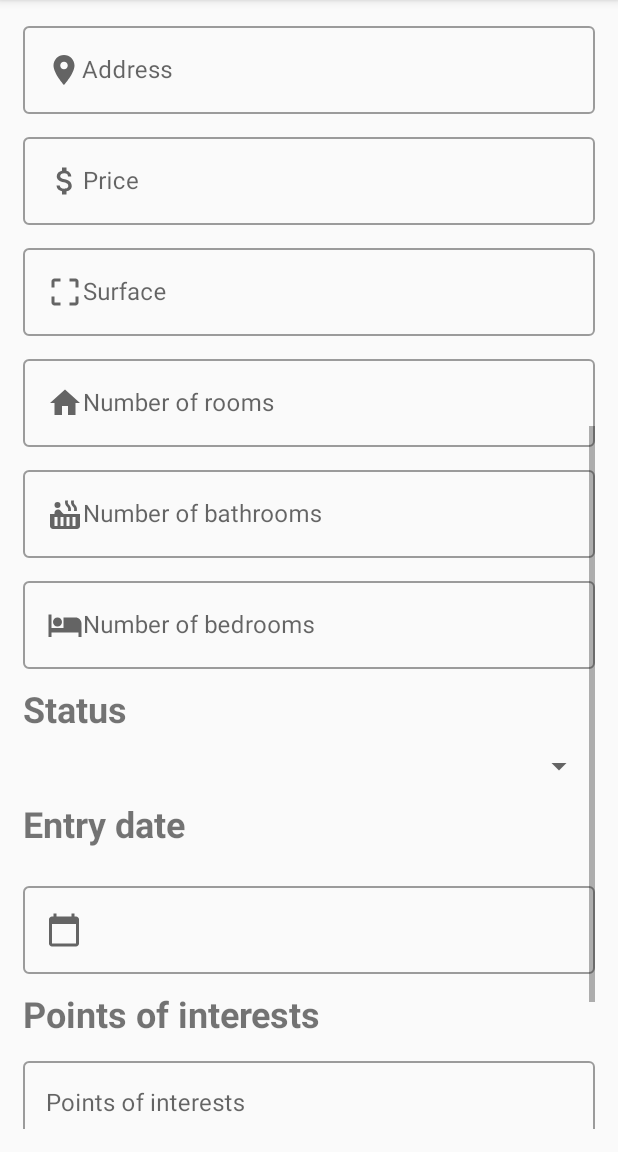
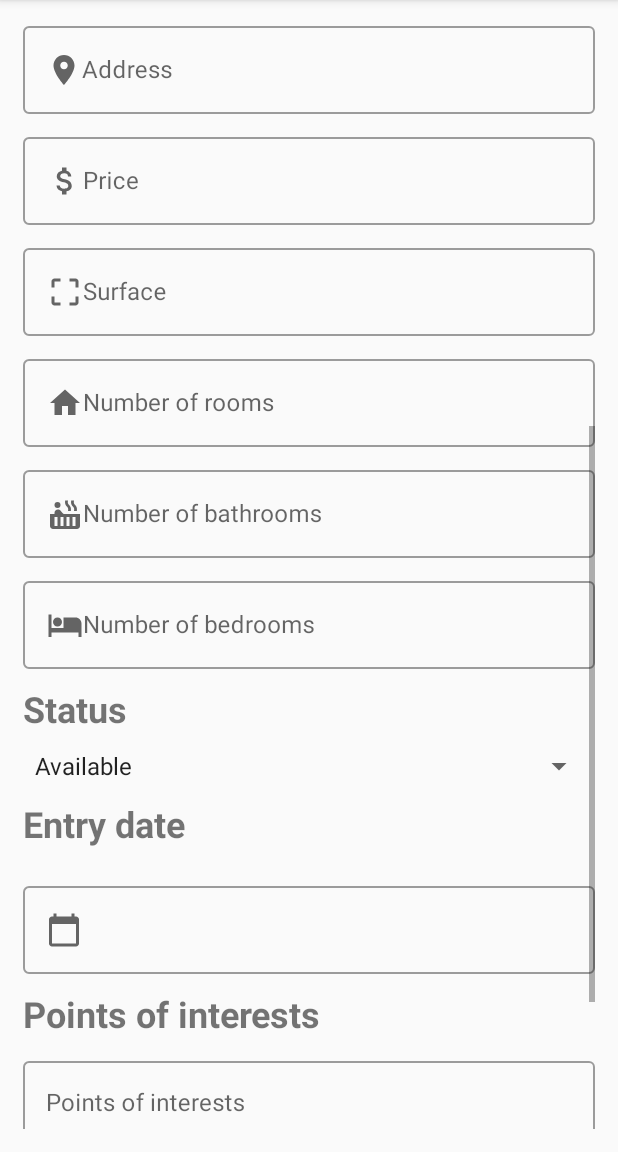
Before and after one commit to GregBiglione/Project_9, an Android app: the fragment UpdateHouseFragment shown on its own in the app's theme, scrolled down 516 dp, on a phone screen of 412 x 824 dp, the part 84-1236 px from its top. Run offline under Robolectric (Android 15) with nearby library versions, the phone set to English and light mode, and no system bars; our stand-ins replace EventBus; libraries missing offline, so code that uses them is left out: com.droidman.ktoasty; pictures from the network do not load; 14 statements that could not run were skipped.

Commit message:
Added status spinner in UpdateHouseFragment & set default value with nav args status

```diff
--- a/app/src/main/java/com/openclassrooms/realestatemanager/ui/fragments/UpdateHouseFragment.kt
+++ b/app/src/main/java/com/openclassrooms/realestatemanager/ui/fragments/UpdateHouseFragment.kt
@@ -62,7 +62,7 @@ class UpdateHouseFragment : Fragment(), PhotoChoiceDialog.GalleryListener, Photo
     private lateinit var houseSaleDateLyt: LinearLayout
     private lateinit var houseSaleDate: TextInputEditText
     //------------------- Spinner ------------------------------------------------------------------
-    private lateinit var statusSpinner: Spinner
+    //private lateinit var statusSpinner: Spinner
     private lateinit var agentsSpinner: Spinner
     private var selectedAgentId: Long = 0
     //------------------- Checkbox -----------------------------------------------------------------
@@ -83,6 +83,10 @@ class UpdateHouseFragment : Fragment(), PhotoChoiceDialog.GalleryListener, Photo
     //------------------- Neighborhood spinner -----------------------------------------------------
     private lateinit var neighborhoodSpinner: Spinner
     private lateinit var neighborhoodAdapter: ArrayAdapter<String>
+    //------------------- Status spinner -----------------------------------------------------------
+    private lateinit var statusSpinner: Spinner
+    private lateinit var statusAdapter: ArrayAdapter<String>
+    //private lateinit var houseSaleDateInputLyt: LinearLayout
 
     override fun onCreateView(inflater: LayoutInflater, container: ViewGroup?,
                               savedInstanceState: Bundle?): View? {
@@ -120,10 +124,15 @@ class UpdateHouseFragment : Fragment(), PhotoChoiceDialog.GalleryListener, Photo
         neighborhoodSpinner = view.findViewById(R.id.update_add_house_neighborhood_spinner)
         val neighborhood = resources.getStringArray(R.array.house_neighborhood)
         neighborhoodAdapter = ArrayAdapter(requireContext(), android.R.layout.simple_spinner_item, neighborhood)
+        //------------------- Status spinner -------------------------------------------------------
+        statusSpinner = view.findViewById(R.id.update_house_status_spinner)
+        val houseStatus = resources.getStringArray(R.array.house_status_array)
+        statusAdapter = ArrayAdapter(requireContext(), android.R.layout.simple_spinner_item, houseStatus)
         fillEditTexts()
         showSaleDate()
         typeSpinner()
         neighborhoodSpinner()
+        statusSpinner()
         return view
     }
 
@@ -273,14 +282,14 @@ class UpdateHouseFragment : Fragment(), PhotoChoiceDialog.GalleryListener, Photo
 
     private fun typeSpinner(){
         if (houseTypeSpinner != null){
-            val typeHouseSelected: String = args.currentHouse.typeOfHouse.toString().trim()
             houseTypeSpinner.adapter = houseTypeAdapter
+
+            //------------------- Fill house type already selected -------------------------
+            fillType()
+
             houseTypeSpinner.onItemSelectedListener = object : AdapterView.OnItemSelectedListener{
                 override fun onItemSelected(parent: AdapterView<*>?, view: View?, position: Int, id: Long) {
-                    //------------------- Fill house type already selected -------------------------
-                    val intSelectedType: Int = houseTypeAdapter.getPosition(typeHouseSelected)
-                    houseTypeSpinner.setSelection(intSelectedType)
-                    activity?.showSuccessToast("Type selected: $typeHouseSelected", Toast.LENGTH_SHORT)
+                    val typeHouseSelected: String = houseTypeSpinner.selectedItem.toString().trim()
                 }
 
                 override fun onNothingSelected(parent: AdapterView<*>?) {
@@ -289,25 +298,76 @@ class UpdateHouseFragment : Fragment(), PhotoChoiceDialog.GalleryListener, Photo
         }
     }
 
+    //------------------- Fill Type ----------------------------------------------------------------
+
+    private fun fillType(){
+        val houseTypeAlreadySelected: String = args.currentHouse.typeOfHouse.toString().trim()
+        val intSelectedType: Int = houseTypeAdapter.getPosition(houseTypeAlreadySelected)
+        houseTypeSpinner.setSelection(intSelectedType)
+    }
+
     //----------------------------------------------------------------------------------------------
     //-------------------------------- Neighborhood spinner ----------------------------------------
     //----------------------------------------------------------------------------------------------
 
     private fun neighborhoodSpinner(){
-        //ArrayIndexOutOfBoundsException
         if (neighborhoodSpinner != null){
-            val neighborhoodSelected: String = args.currentHouse.neighborhood.toString().trim()
             neighborhoodSpinner.adapter = neighborhoodAdapter
+
+            //------------------- Fill neighborhood already selected -------------------------------
+            fillNeighborhood()
+
             neighborhoodSpinner.onItemSelectedListener = object : AdapterView.OnItemSelectedListener{
                 override fun onItemSelected(parent: AdapterView<*>?, view: View?, position: Int, id: Long) {
-                    //------------------- Fill neighborhood already selected -------------------------
-                    val intSelectedNeighborhood: Int = neighborhoodAdapter.getPosition(neighborhoodSelected)
-                    neighborhoodSpinner.setSelection(intSelectedNeighborhood)
-                    activity?.showSuccessToast("Neighborhood selected: $neighborhoodSelected", Toast.LENGTH_SHORT)
+                    val neighborhoodSelected: String = neighborhoodSpinner.selectedItem.toString().trim()
                 }
 
                 override fun onNothingSelected(parent: AdapterView<*>?) {}
             }
         }
     }
+
+    //------------------- Fill neighborhood --------------------------------------------------------
+
+    private fun fillNeighborhood(){
+        val neighborhoodSelected: String = args.currentHouse.neighborhood.toString().trim()
+        val intSelectedNeighborhood: Int = neighborhoodAdapter.getPosition(neighborhoodSelected)
+        neighborhoodSpinner.setSelection(intSelectedNeighborhood)
+    }
+
+    //----------------------------------------------------------------------------------------------
+    //-------------------------------- Status spinner ----------------------------------------------
+    //----------------------------------------------------------------------------------------------
+
+    private fun statusSpinner(){
+        if (statusSpinner != null){
+            statusSpinner.adapter = statusAdapter
+
+            //------------------- Fill already selected status -------------------------------------
+            fillStatus()
+
+            statusSpinner.onItemSelectedListener = object : AdapterView.OnItemSelectedListener{
+                override fun onItemSelected(parent: AdapterView<*>?, view: View?, position: Int, id: Long) {
+                    val statusSelected: String = statusSpinner.selectedItem.toString().trim()
+
+                    if (statusSelected == getString(R.string.sold)){
+                        houseSaleDateLyt.visibility = View.VISIBLE
+                    }
+                    else{
+                        houseSaleDateLyt.visibility = View.GONE
+                    }
+                }
+
+                override fun onNothingSelected(parent: AdapterView<*>?) {}
+            }
+        }
+    }
+
+    //------------------- Fill status --------------------------------------------------------------
+
+    private fun fillStatus(){
+        val alreadySelectedStatus: String = args.currentHouse.available.toString().trim()
+        val intSelectedStatus: Int = statusAdapter.getPosition(alreadySelectedStatus)
+        statusSpinner.setSelection(intSelectedStatus)
+    }
 }
--- a/app/src/main/res/layout/fragment_update_house.xml
+++ b/app/src/main/res/layout/fragment_update_house.xml
@@ -147,7 +147,7 @@
             </com.google.android.material.textfield.TextInputLayout>
 
             <com.google.android.material.textfield.TextInputLayout
-                android:id="@+id/update__house_surface_input"
+                android:id="@+id/update_house_surface_input"
                 android:layout_width="match_parent"
                 android:layout_height="wrap_content"
                 android:layout_marginTop="10dp"
@@ -167,7 +167,7 @@
             </com.google.android.material.textfield.TextInputLayout>
 
             <com.google.android.material.textfield.TextInputLayout
-                android:id="@+id/update__house_number_of_rooms_input"
+                android:id="@+id/update_house_number_of_rooms_input"
                 android:layout_width="match_parent"
                 android:layout_height="wrap_content"
                 android:layout_marginTop="10dp"
```
